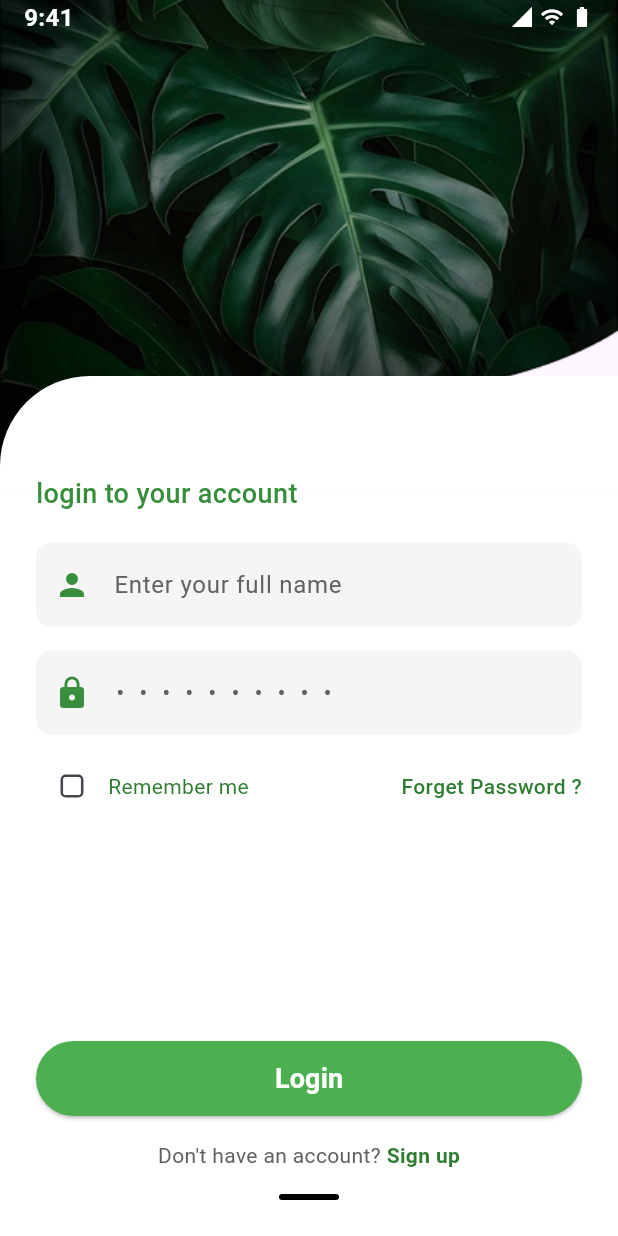
After one commit to Ansell-Project/Mobile-App-Frontend, a Flutter app: the screen it shows after launch, after a tap on "Login", on a phone screen of 412 x 824 dp. The commit adds this screen. Run offline on Flutter 3.47's test engine with Material 3 defaults, Android fonts, the phone set to English and light mode, and no system bars; our stand-ins replace image_picker.

Commit message:
Finish onboarding screens and sign Up / login Pages

```diff
--- /dev/null
+++ b/lib/Screens/onboarding/main_onboarding_page.dart
@@ -0,0 +1,89 @@
+import 'package:flutter/material.dart';
+
+class OnboardingScreen extends StatelessWidget {
+  @override
+  Widget build(BuildContext context) {
+    return Scaffold(
+      body: Stack(
+        children: [
+          // Background Image
+          Container(
+            decoration: BoxDecoration(
+              image: DecorationImage(
+                image: AssetImage('assets/img/background.jfif'),
+                fit: BoxFit.cover,
+              ),
+            ),
+          ),
+          // Overlay and Text
+          Container(
+            alignment: Alignment.center,
+            padding: EdgeInsets.all(20),
+            child: Column(
+              mainAxisAlignment: MainAxisAlignment.center,
+              children: [
+                Text(
+                  'The Best APP\nFor Your Plant',
+                  textAlign: TextAlign.center,
+                  style: TextStyle(
+                    fontSize: 36,
+                    fontWeight: FontWeight.bold,
+                    color: Colors.white,
+                    fontFamily: 'DancingScript',
+                    shadows: [
+                      Shadow(
+                        color: Colors.black54,
+                        blurRadius: 4,
+                        offset: Offset(2, 2),
+                      ),
+                    ],
+                  ),
+                ),
+                SizedBox(height: 30),
+                // Sign Up Button
+                ElevatedButton(
+                  onPressed: () => Navigator.pushNamed(context, '/signup'),
+                  style: ElevatedButton.styleFrom(
+                    backgroundColor: Colors.white70,
+                    minimumSize: Size(200, 50),
+                    shape: RoundedRectangleBorder(
+                      borderRadius: BorderRadius.circular(20),
+                    ),
+                  ),
+                  child: Text(
+                    'Sign Up',
+                    style: TextStyle(
+                      fontSize: 20,
+                      fontWeight: FontWeight.bold,
+                      color: Colors.black87,
+                    ),
+                  ),
+                ),
+                SizedBox(height: 20),
+                // Login Button
+                ElevatedButton(
+                  onPressed: () => Navigator.pushNamed(context, '/login'),
+                  style: ElevatedButton.styleFrom(
+                    backgroundColor: Colors.green[700],
+                    minimumSize: Size(200, 50),
+                    shape: RoundedRectangleBorder(
+                      borderRadius: BorderRadius.circular(20),
+                    ),
+                  ),
+                  child: Text(
+                    'Login',
+                    style: TextStyle(
+                      fontSize: 20,
+                      fontWeight: FontWeight.bold,
+                      color: Colors.white,
+                    ),
+                  ),
+                ),
+              ],
+            ),
+          ),
+        ],
+      ),
+    );
+  }
+}
--- a/lib/main.dart
+++ b/lib/main.dart
@@ -1,7 +1,11 @@
 import 'package:flutter/material.dart';
 import 'package:plant_app/Screens/Home_page.dart';
+import 'package:plant_app/Screens/details_update_page.dart';
 import 'package:plant_app/Screens/map_page.dart';
+import 'package:plant_app/Screens/onboarding/main_onboarding_page.dart';
 import 'package:plant_app/Screens/profile_page.dart';
+import 'package:plant_app/services/login_page.dart';
+import 'package:plant_app/services/signup_page.dart';
 import 'widgets/bottom_nav_bar.dart';
 
 void main() {
@@ -14,7 +18,16 @@ class MyApp extends StatelessWidget {
     return MaterialApp(
       debugShowCheckedModeBanner: false,
       title: 'Plant Management',
-      home: MainScreen(),
+      initialRoute: '/',
+      routes: {
+        '/': (context) => OnboardingScreen(),
+        '/signup': (context) => SignUpScreen(),
+        '/login': (context) => LoginPage(),
+        '/home': (context) => HomePage(),
+        '/profile': (context) => ProfilePage(),
+        '/details': (context) => DetailsUpdatePage(),
+        '/main': (context) => MainScreen(),
+      },
     );
   }
 }
--- /dev/null
+++ b/lib/services/login_page.dart
@@ -0,0 +1,329 @@
+import 'package:flutter/material.dart';
+
+class LoginPage extends StatefulWidget {
+  const LoginPage({Key? key}) : super(key: key);
+
+  @override
+  State<LoginPage> createState() => _LoginPageState();
+}
+
+class _LoginPageState extends State<LoginPage> {
+  final TextEditingController _nameController = TextEditingController();
+  final TextEditingController _passwordController = TextEditingController();
+  bool _rememberMe = false;
+
+  @override
+  void dispose() {
+    _nameController.dispose();
+    _passwordController.dispose();
+    super.dispose();
+  }
+
+  @override
+  Widget build(BuildContext context) {
+    return Scaffold(
+      body: Stack(
+        children: [
+          // Background Image with Clip Path
+          SizedBox(
+            width: double.infinity,
+            height: double.infinity,
+            child: Column(
+              children: [
+                Expanded(
+                  flex: 2,
+                  child: Stack(
+                    children: [
+                      // Plant Background Image
+                      Container(
+                        width: double.infinity,
+                        decoration: const BoxDecoration(
+                          image: DecorationImage(
+                            image: AssetImage('assets/img/vector 1.png'),
+                            fit: BoxFit.cover,
+                          ),
+                        ),
+                      ),
+
+                      // Status Bar Overlay
+                      Positioned(
+                        top: 0,
+                        left: 0,
+                        right: 0,
+                        child: SafeArea(
+                          child: Padding(
+                            padding:
+                                const EdgeInsets.symmetric(horizontal: 16.0),
+                            child: Row(
+                              mainAxisAlignment: MainAxisAlignment.spaceBetween,
+                              children: [
+                                const Text(
+                                  '9:41',
+                                  style: TextStyle(
+                                    fontWeight: FontWeight.bold,
+                                    fontSize: 16,
+                                    color: Colors.white,
+                                  ),
+                                ),
+                                Row(
+                                  children: const [
+                                    Icon(Icons.signal_cellular_4_bar,
+                                        color: Colors.white, size: 16),
+                                    SizedBox(width: 4),
+                                    Icon(Icons.wifi,
+                                        color: Colors.white, size: 16),
+                                    SizedBox(width: 4),
+                                    Icon(Icons.battery_full,
+                                        color: Colors.white, size: 16),
+                                  ],
+                                ),
+                              ],
+                            ),
+                          ),
+                        ),
+                      ),
+
+                      // Curved Bottom Overlay
+                      Positioned(
+                        bottom: -1,
+                        left: 0,
+                        right: 0,
+                        child: Container(
+                          height: 80,
+                          decoration: const BoxDecoration(
+                            color: Colors.white,
+                            borderRadius: BorderRadius.only(
+                              topLeft: Radius.circular(60),
+                            ),
+                          ),
+                        ),
+                      ),
+                    ],
+                  ),
+                ),
+
+                // Form Area
+                Expanded(
+                  flex: 3,
+                  child: Container(
+                    color: Colors.white,
+                  ),
+                ),
+              ],
+            ),
+          ),
+
+          // Login Form
+          SafeArea(
+            child: Padding(
+              padding: const EdgeInsets.all(24.0),
+              child: Column(
+                children: [
+                  const Spacer(flex: 2),
+
+                  // Login Text
+                  Align(
+                    alignment: Alignment.centerLeft,
+                    child: Text(
+                      'login to your account',
+                      style: TextStyle(
+                        color: Colors.green.shade700,
+                        fontSize: 18,
+                        fontWeight: FontWeight.w500,
+                      ),
+                    ),
+                  ),
+
+                  const SizedBox(height: 20),
+
+                  // Name Field
+                  TextFormField(
+                    controller: _nameController,
+                    decoration: InputDecoration(
+                      filled: true,
+                      fillColor: Colors.grey.shade100,
+                      hintText: 'Enter your full name',
+                      hintStyle: TextStyle(color: Colors.grey.shade700),
+                      prefixIcon: Icon(
+                        Icons.person,
+                        color: Colors.green.shade700,
+                      ),
+                      border: OutlineInputBorder(
+                        borderRadius: BorderRadius.circular(10),
+                        borderSide: BorderSide.none,
+                      ),
+                      contentPadding: const EdgeInsets.symmetric(
+                        vertical: 16,
+                        horizontal: 16,
+                      ),
+                    ),
+                  ),
+
+                  const SizedBox(height: 16),
+
+                  // Password Field
+                  TextFormField(
+                    controller: _passwordController,
+                    obscureText: true,
+                    decoration: InputDecoration(
+                      filled: true,
+                      fillColor: Colors.grey.shade100,
+                      hintText: '• • • • • • • • • •',
+                      hintStyle: TextStyle(
+                        color: Colors.grey.shade700,
+                        letterSpacing: 3,
+                      ),
+                      prefixIcon: Icon(
+                        Icons.lock,
+                        color: Colors.green.shade700,
+                      ),
+                      border: OutlineInputBorder(
+                        borderRadius: BorderRadius.circular(10),
+                        borderSide: BorderSide.none,
+                      ),
+                      contentPadding: const EdgeInsets.symmetric(
+                        vertical: 16,
+                        horizontal: 16,
+                      ),
+                    ),
+                  ),
+
+                  const SizedBox(height: 10),
+
+                  // Remember Me and Forgot Password
+                  Row(
+                    mainAxisAlignment: MainAxisAlignment.spaceBetween,
+                    children: [
+                      // Remember Me Checkbox
+                      Row(
+                        children: [
+                          Transform.scale(
+                            scale: 0.85,
+                            child: Checkbox(
+                              value: _rememberMe,
+                              activeColor: Colors.green.shade700,
+                              shape: RoundedRectangleBorder(
+                                borderRadius: BorderRadius.circular(4),
+                              ),
+                              onChanged: (value) {
+                                setState(() {
+                                  _rememberMe = value ?? false;
+                                });
+                              },
+                            ),
+                          ),
+                          Text(
+                            'Remember me',
+                            style: TextStyle(
+                              color: Colors.green.shade800,
+                              fontSize: 14,
+                            ),
+                          ),
+                        ],
+                      ),
+
+                      // Forgot Password
+                      Text(
+                        'Forget Password ?',
+                        style: TextStyle(
+                          color: Colors.green.shade800,
+                          fontSize: 14,
+                          fontWeight: FontWeight.w500,
+                        ),
+                      ),
+                    ],
+                  ),
+
+                  const Spacer(),
+
+                  // Login Button
+                  SizedBox(
+                    width: double.infinity,
+                    height: 50,
+                    child: ElevatedButton(
+                      onPressed: () {},
+                      style: ElevatedButton.styleFrom(
+                        backgroundColor: Colors.green,
+                        foregroundColor: Colors.white,
+                        shape: RoundedRectangleBorder(
+                          borderRadius: BorderRadius.circular(25),
+                        ),
+                      ),
+                      child: const Text(
+                        'Login',
+                        style: TextStyle(
+                          fontSize: 18,
+                          fontWeight: FontWeight.bold,
+                        ),
+                      ),
+                    ),
+                  ),
+
+                  const SizedBox(height: 16),
+
+                  // Don't have account - Sign up
+                  Row(
+                    mainAxisAlignment: MainAxisAlignment.center,
+                    children: [
+                      Text(
+                        "Don't have an account? ",
+                        style: TextStyle(
+                          color: Colors.grey.shade700,
+                          fontSize: 14,
+                        ),
+                      ),
+                      GestureDetector(
+                        onTap: () {},
+                        child: Text(
+                          "Sign up",
+                          style: TextStyle(
+                            color: Colors.green.shade800,
+                            fontWeight: FontWeight.bold,
+                            fontSize: 14,
+                          ),
+                        ),
+                      ),
+                    ],
+                  ),
+
+                  const SizedBox(height: 16),
+
+                  // Bottom Indicator Line
+                  Container(
+                    width: 40,
+                    height: 4,
+                    decoration: BoxDecoration(
+                      color: Colors.black,
+                      borderRadius: BorderRadius.circular(2),
+                    ),
+                  ),
+                ],
+              ),
+            ),
+          ),
+        ],
+      ),
+    );
+  }
+}
+
+// Main app to test the login page
+class LoginApp extends StatelessWidget {
+  const LoginApp({Key? key}) : super(key: key);
+
+  @override
+  Widget build(BuildContext context) {
+    return MaterialApp(
+      debugShowCheckedModeBanner: false,
+      theme: ThemeData(
+        primaryColor: Colors.green.shade700,
+        visualDensity: VisualDensity.adaptivePlatformDensity,
+      ),
+      home: const LoginPage(),
+    );
+  }
+}
+
+void main() {
+  runApp(const LoginApp());
+}
--- /dev/null
+++ b/lib/services/signup_page.dart
@@ -0,0 +1,84 @@
+import 'package:flutter/material.dart';
+
+class SignUpScreen extends StatelessWidget {
+  @override
+  Widget build(BuildContext context) {
+    return Scaffold(
+      body: Padding(
+        padding: const EdgeInsets.all(20.0),
+        child: Column(
+          mainAxisAlignment: MainAxisAlignment.center,
+          children: [
+            Text(
+              'Register',
+              style: TextStyle(
+                fontSize: 28,
+                fontWeight: FontWeight.bold,
+                color: Colors.green[700],
+              ),
+            ),
+            SizedBox(height: 8),
+            Text(
+              'create your new account',
+              style: TextStyle(
+                fontSize: 16,
+                color: Colors.grey,
+              ),
+            ),
+            SizedBox(height: 20),
+            _buildTextField(Icons.person, 'Enter your full name'),
+            _buildTextField(Icons.email, 'Enter your email address'),
+            _buildTextField(Icons.lock, 'Enter your password',
+                obscureText: true),
+            _buildTextField(Icons.lock, 'Confirm your password',
+                obscureText: true),
+            SizedBox(height: 10),
+            Text(
+              'By signing you agree to our Team of use and privacy notice',
+              textAlign: TextAlign.center,
+              style: TextStyle(color: Colors.grey),
+            ),
+            SizedBox(height: 20),
+            SizedBox(
+              width: double.infinity,
+              height: 50,
+              child: ElevatedButton(
+                onPressed: () {},
+                style: ElevatedButton.styleFrom(
+                  backgroundColor: Colors.green,
+                  shape: RoundedRectangleBorder(
+                    borderRadius: BorderRadius.circular(25),
+                  ),
+                ),
+                child: Text(
+                  'Sign Up',
+                  style: TextStyle(fontSize: 18, color: Colors.white),
+                ),
+              ),
+            ),
+          ],
+        ),
+      ),
+    );
+  }
+
+  Widget _buildTextField(IconData icon, String hint,
+      {bool obscureText = false}) {
+    return Padding(
+      padding: const EdgeInsets.symmetric(vertical: 8.0),
+      child: TextField(
+        obscureText: obscureText,
+        decoration: InputDecoration(
+          prefixIcon: Icon(icon, color: Colors.green[700]),
+          hintText: hint,
+          filled: true,
+          fillColor: Colors.green[50],
+          border: OutlineInputBorder(
+            borderRadius: BorderRadius.circular(20),
+            borderSide: BorderSide.none,
+          ),
+        ),
+      ),
+    );
+  }
+}
--- a/lib/widgets/profile_card.dart
+++ b/lib/widgets/profile_card.dart
@@ -5,7 +5,7 @@ class ProfileCard extends StatelessWidget implements PreferredSizeWidget {
   final Size preferredSize;
 
   ProfileCard({Key? key})
-      : preferredSize = const Size.fromHeight(180.0),
+      : preferredSize = const Size.fromHeight(200.0),
         super(key: key);
 
   @override
```
Also changed, not shown: assets/img/vector 1.png (added), 1 other file.
